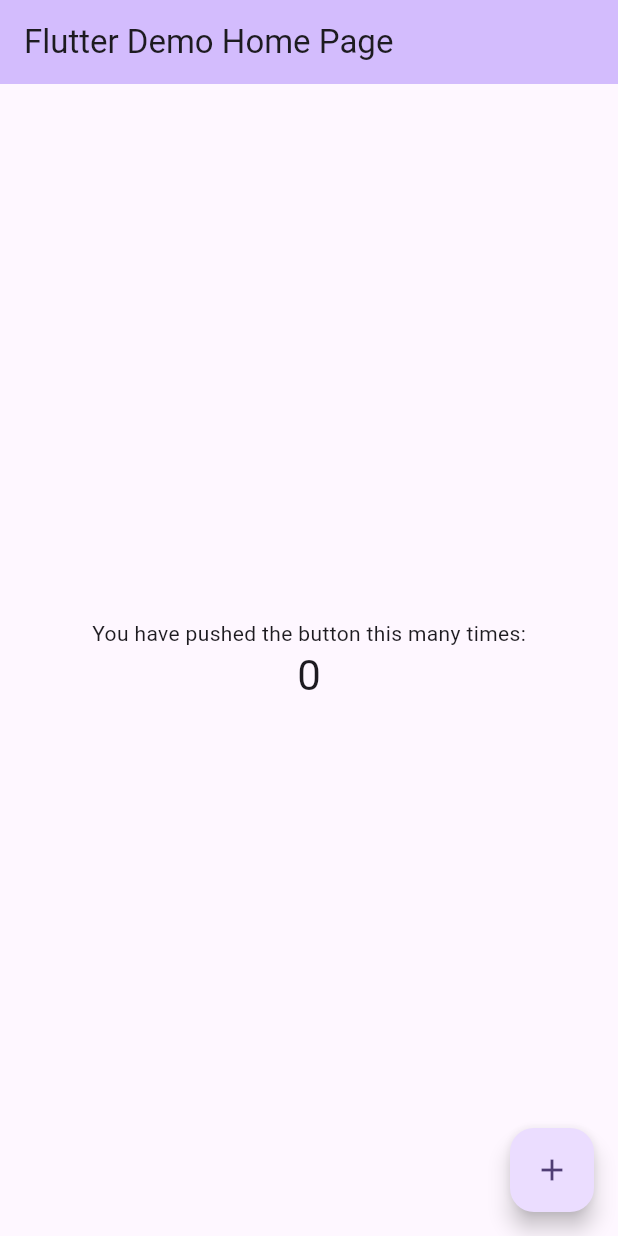
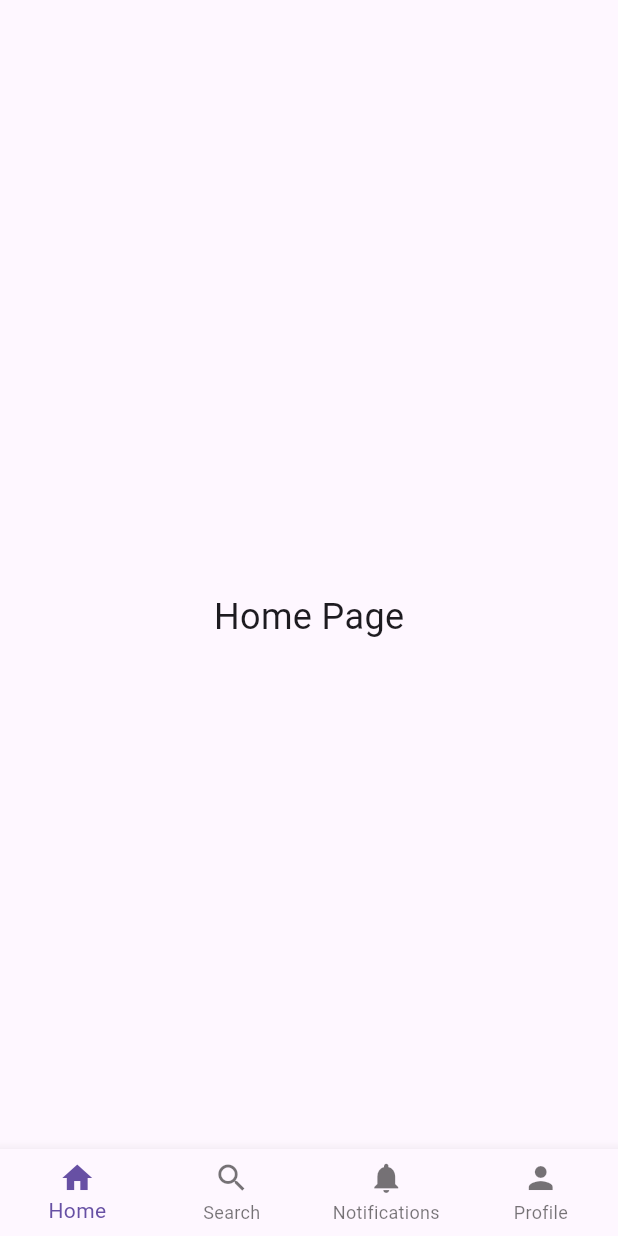
Before and after one commit to harris502126/LMS, a Flutter app: the screen it shows after launch, on a phone screen of 412 x 824 dp. Run offline on Flutter 3.47's test engine with Material 3 defaults, Android fonts, the phone set to English and light mode, and no system bars.

Commit message:
new commit

```diff
--- /dev/null
+++ b/networker/lib/bottom_nav_home_page.dart
@@ -0,0 +1,62 @@
+import 'package:flutter/material.dart';
+import 'package:networker/pages/home_page/home_page.dart';
+import 'package:networker/pages/search_page/search_page.dart';
+import 'package:networker/pages/notifications_page/notifications_page.dart';
+import 'package:networker/pages/profile_page/profile_page.dart';
+
+
+
+class BottomNavHomePage extends StatefulWidget {
+  @override
+  _BottomNavHomePageState createState() => _BottomNavHomePageState();
+}
+
+class _BottomNavHomePageState extends State<BottomNavHomePage> {
+  int _currentIndex = 0;
+
+  final List<Widget> _pages = [
+    HomePage(),
+    SearchPage(),
+    NotificationsPage(),
+    ProfilePage(),
+  ];
+
+  void onTabTapped(int index) {
+    setState(() {
+      _currentIndex = index;
+    });
+  }
+
+  @override
+  Widget build(BuildContext context) {
+    return Scaffold(
+      appBar: AppBar(
+        // title: Text('Bottom Navigation Example'),
+      ),
+      body: _pages[_currentIndex],
+      bottomNavigationBar: BottomNavigationBar(
+        currentIndex: _currentIndex,
+        onTap: onTabTapped,
+        type: BottomNavigationBarType.fixed,
+        items: [
+          BottomNavigationBarItem(
+            icon: Icon(Icons.home),
+            label: 'Home',
+          ),
+          BottomNavigationBarItem(
+            icon: Icon(Icons.search),
+            label: 'Search',
+          ),
+          BottomNavigationBarItem(
+            icon: Icon(Icons.notifications),
+            label: 'Notifications',
+          ),
+          BottomNavigationBarItem(
+            icon: Icon(Icons.person),
+            label: 'Profile',
+          ),
+        ],
+      ),
+    );
+  }
+}
--- a/networker/lib/main.dart
+++ b/networker/lib/main.dart
@@ -1,70 +1,19 @@
 import 'package:flutter/material.dart';
-
+import 'bottom_nav_home_page.dart';
 void main() {
-  runApp(const MyApp());
+  runApp(MyApp());
 }
 
 class MyApp extends StatelessWidget {
-  const MyApp({super.key});
-
-  // This widget is the root of your application.
   @override
   Widget build(BuildContext context) {
     return MaterialApp(
-      title: 'Flutter Demo',
+      debugShowCheckedModeBanner: false,
+      title: 'Networker',
       theme: ThemeData(
-        colorScheme: ColorScheme.fromSeed(seedColor: Colors.deepPurple),
-        useMaterial3: true,
+        primarySwatch: Colors.blue,
       ),
-      home: const MyHomePage(title: 'Flutter Demo Home Page'),
+      home: BottomNavHomePage(),
     );
   }
 }
-
-class MyHomePage extends StatefulWidget {
-  const MyHomePage({super.key, required this.title});
-  final String title;
-
-  @override
-  State<MyHomePage> createState() => _MyHomePageState();
-}
-
-class _MyHomePageState extends State<MyHomePage> {
-  int _counter = 0;
-
-  void _incrementCounter() {
-    setState(() {
-      _counter++;
-    });
-  }
-
-  @override
-  Widget build(BuildContext context) {
-    return Scaffold(
-      appBar: AppBar(
-        backgroundColor: Theme.of(context).colorScheme.inversePrimary,
-        title: Text(widget.title),
-      ),
-      body: Center(
-        child: Column(
-
-          mainAxisAlignment: MainAxisAlignment.center,
-          children: <Widget>[
-            const Text(
-              'You have pushed the button this many times:',
-            ),
-            Text(
-              '$_counter',
-              style: Theme.of(context).textTheme.headlineMedium,
-            ),
-          ],
-        ),
-      ),
-      floatingActionButton: FloatingActionButton(
-        onPressed: _incrementCounter,
-        tooltip: 'Increment',
-        child: const Icon(Icons.add),
-      ),
-    );
-  }
-}
--- /dev/null
+++ b/networker/lib/pages/home_page/home_page.dart
@@ -0,0 +1,13 @@
+import 'package:flutter/material.dart';
+
+class HomePage extends StatelessWidget {
+  @override
+  Widget build(BuildContext context) {
+    return Center(
+      child: Text(
+        'Home Page',
+        style: TextStyle(fontSize: 24),
+      ),
+    );
+  }
+}
```
Also changed, not shown: networker/lib/pages/notifications_page/notifications_page.dart (added, +13 -0 lines), networker/lib/pages/profile_page/profile_page.dart (added, +13 -0 lines), networker/lib/pages/search_page/search_page.dart (added, +13 -0 lines), 6 other files.
